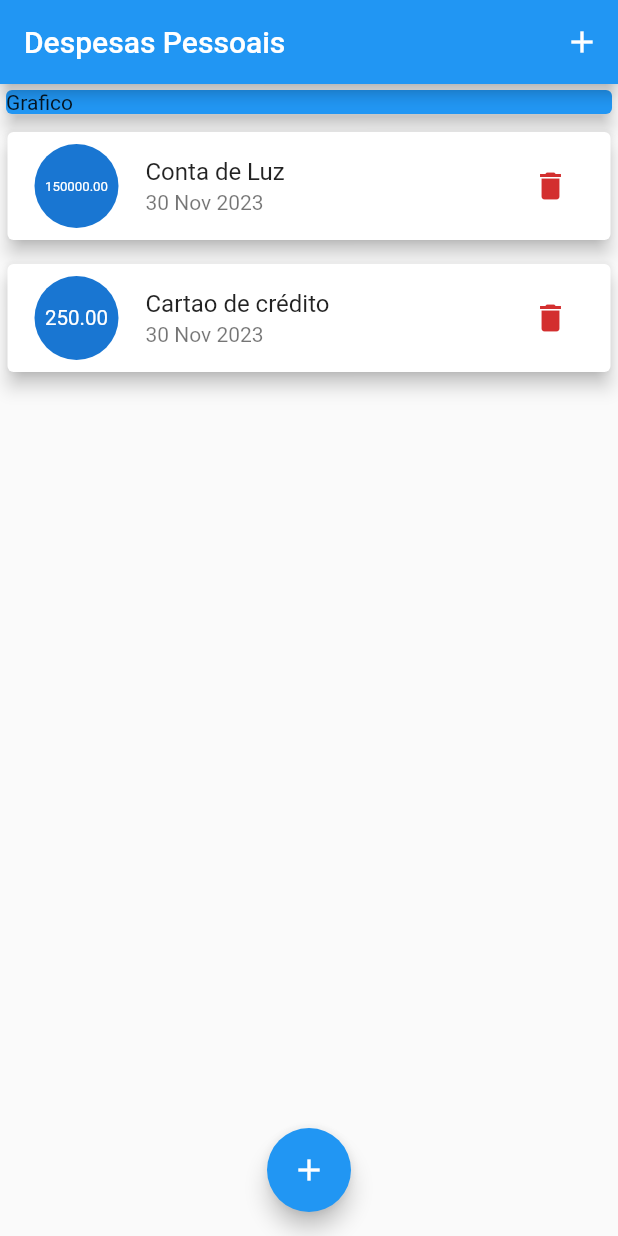
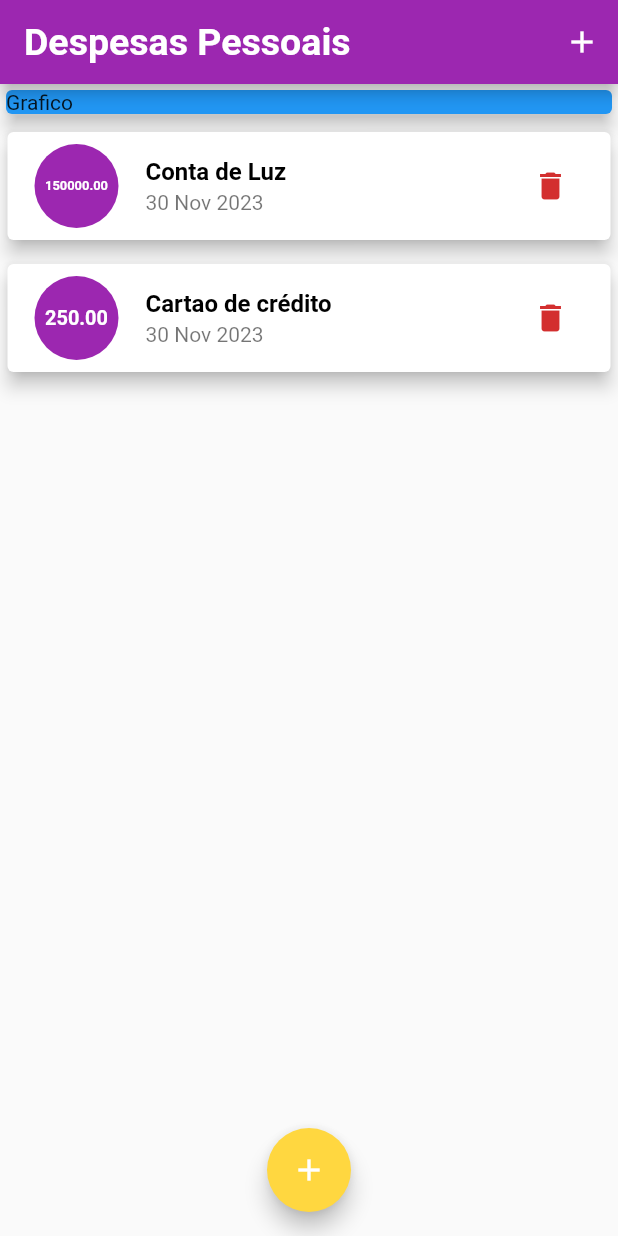
Before and after one commit to ricaciosantanadeAlbuquerque/Depesas-Pessoais, a Flutter app: the screen it shows after launch, on a phone screen of 412 x 824 dp. Run offline on Flutter 3.47's test engine with Material 2 defaults, Android fonts, the phone set to English and light mode, and no system bars.

Commit message:
Temas de cores

```diff
--- a/depesas_pessoais/lib/components/transaction_list.dart
+++ b/depesas_pessoais/lib/components/transaction_list.dart
@@ -20,17 +20,20 @@ class TransactionLits extends StatelessWidget {
             elevation: 5,
             child: ListTile(
               leading: CircleAvatar(
+                backgroundColor:Theme.of(context).colorScheme.primary,
                 radius: 30,
                 child: Padding(
                   padding: const EdgeInsets.all(9.0),
                   child: FittedBox(
                     child: Text(
                       trs.value.toStringAsFixed(2),
+                      style: Theme.of(context).textTheme.labelLarge,
                     ),
                   ),
                 ),
               ),
-              title: Text(trs.title),
+              title: Text(trs.title,
+              style:Theme.of(context).textTheme.titleLarge),
               subtitle: Text(DateFormat('dd MMM y').format(trs.date)),
               trailing: IconButton(
                 onPressed: () {},
--- a/depesas_pessoais/lib/main.dart
+++ b/depesas_pessoais/lib/main.dart
@@ -10,7 +10,29 @@ class ExpensesApp extends StatelessWidget {
   Widget build(BuildContext context) {
     return MaterialApp(
       debugShowCheckedModeBanner:false,
-      theme: ThemeData(),
+      theme: ThemeData().copyWith(
+        colorScheme:ThemeData().colorScheme.copyWith(
+          primary:Colors.purple,
+          secondary:Colors.amberAccent,
+        ),
+        textTheme:ThemeData().textTheme.copyWith(
+          titleLarge: const TextStyle(
+            fontSize:16,
+            fontWeight:FontWeight.bold,
+            color:Colors.black,
+          ),
+          labelLarge: const TextStyle(
+            fontWeight:FontWeight.bold,
+            fontSize:16
+          ),
+        ),
+        appBarTheme: const AppBarTheme(
+          titleTextStyle: TextStyle(
+            fontSize: 25,
+            fontWeight:FontWeight.bold,
+          ),
+        ),
+      ),
       home: const MyHomePage()
     );
   }
--- a/depesas_pessoais/lib/view/home_page.dart
+++ b/depesas_pessoais/lib/view/home_page.dart
@@ -40,7 +40,8 @@ class MyHomePageState extends State<MyHomePage> {
   Widget build(BuildContext context) {
     return Scaffold(
       appBar: AppBar(
-        title: const Text('Despesas Pessoais'),
+        title: const Text('Despesas Pessoais',
+        ),
         actions: [
           IconButton(
             onPressed: () {
```
